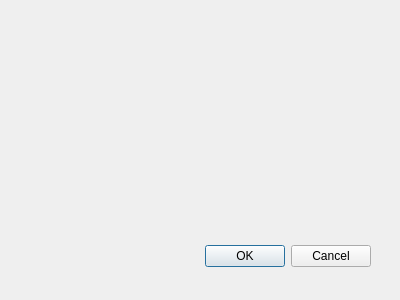
Old version of the form codigo/interfaz/nuevoconceptoventana.ui in the repository lenis96/proyecto.
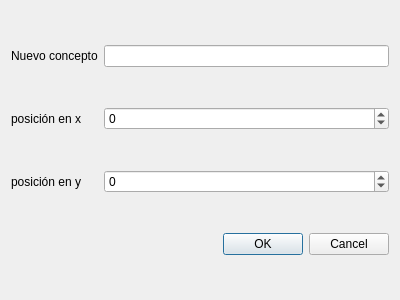
New version of the form.

The edit to the form file:
```diff
--- a/codigo/interfaz/nuevoconceptoventana.ui
+++ b/codigo/interfaz/nuevoconceptoventana.ui
@@ -12,25 +12,80 @@
     <height>300</height>
    </rect>
   </property>
+  <property name="minimumSize">
+   <size>
+    <width>400</width>
+    <height>300</height>
+   </size>
+  </property>
+  <property name="maximumSize">
+   <size>
+    <width>400</width>
+    <height>300</height>
+   </size>
+  </property>
   <property name="windowTitle">
    <string>Dialog</string>
   </property>
-  <widget name="buttonBox" class="QDialogButtonBox">
-   <property name="geometry">
-    <rect>
-     <x>30</x>
-     <y>240</y>
-     <width>341</width>
-     <height>32</height>
-    </rect>
-   </property>
-   <property name="orientation">
-    <enum>Qt::Horizontal</enum>
-   </property>
-   <property name="standardButtons">
-    <set>QDialogButtonBox::Cancel|QDialogButtonBox::Ok</set>
-   </property>
-  </widget>
+  <property name="modal">
+   <bool>true</bool>
+  </property>
+  <layout class="QGridLayout" name="gridLayout">
+   <item row="0" column="0">
+    <widget class="QLabel" name="label">
+     <property name="text">
+      <string>Nuevo concepto</string>
+     </property>
+    </widget>
+   </item>
+   <item row="0" column="1">
+    <widget class="QLineEdit" name="lineEdit"/>
+   </item>
+   <item row="1" column="0">
+    <widget class="QLabel" name="label_2">
+     <property name="text">
+      <string>posición en x</string>
+     </property>
+    </widget>
+   </item>
+   <item row="1" column="1">
+    <widget class="QSpinBox" name="spinBox_2">
+     <property name="minimum">
+      <number>-5000</number>
+     </property>
+     <property name="maximum">
+      <number>5000</number>
+     </property>
+    </widget>
+   </item>
+   <item row="2" column="0">
+    <widget class="QLabel" name="label_3">
+     <property name="text">
+      <string>posición en y</string>
+     </property>
+    </widget>
+   </item>
+   <item row="2" column="1">
+    <widget class="QSpinBox" name="spinBox">
+     <property name="minimum">
+      <number>-5000</number>
+     </property>
+     <property name="maximum">
+      <number>5000</number>
+     </property>
+    </widget>
+   </item>
+   <item row="3" column="0" colspan="2">
+    <widget class="QDialogButtonBox" name="buttonBox">
+     <property name="orientation">
+      <enum>Qt::Horizontal</enum>
+     </property>
+     <property name="standardButtons">
+      <set>QDialogButtonBox::Cancel|QDialogButtonBox::Ok</set>
+     </property>
+    </widget>
+   </item>
+  </layout>
  </widget>
  <pixmapfunction/>
  <resources/>
```
Left out of the diff: 17 changed lines with no effect on the pictures.
